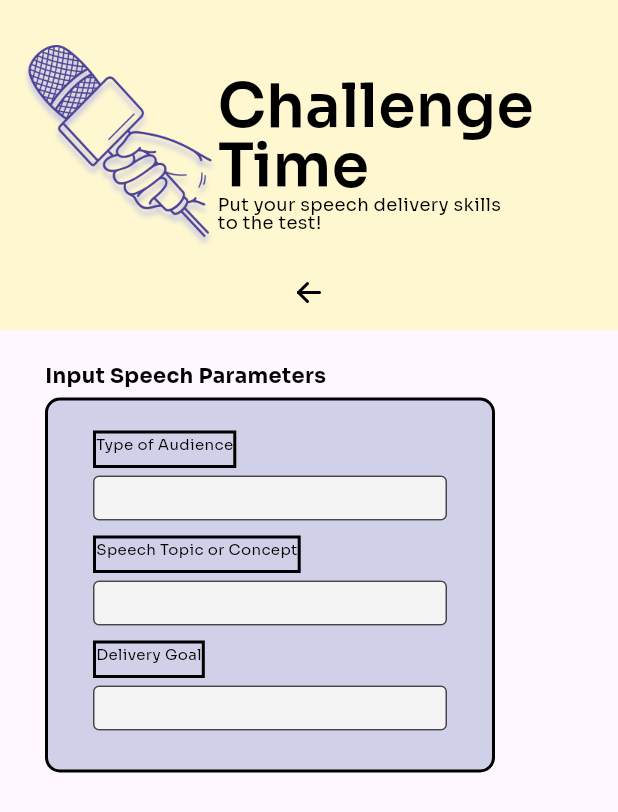
After one commit to srhmr/ConfidEase, a Flutter app: the Challenge screen opened directly, on a phone screen of 412 x 824 dp. The commit adds this screen. Shown: the top 812 px of the screen. Run offline on Flutter 3.47's test engine with Material 3 defaults, Android fonts, the light colour scheme and no system bars; our stand-ins replace cloud_firestore, firebase_auth, firebase_core, flutter_tabler_icons, google_fonts; accounts and stored records are empty.

Commit message:
added challenge page, assets, and color

```diff
--- /dev/null
+++ b/lib/pages/challenge.dart
@@ -0,0 +1,279 @@
+import 'package:flutter/material.dart';
+import 'package:confidease/styles/colors.dart';
+import 'package:google_fonts/google_fonts.dart';
+import 'package:flutter_tabler_icons/flutter_tabler_icons.dart';
+
+class Challenge extends StatefulWidget {
+  const Challenge({Key? key}) : super(key: key);
+
+  @override
+  _ChallengeState createState() => _ChallengeState();
+}
+
+class _ChallengeState extends State<Challenge> {
+  @override
+  Widget build(BuildContext context) {
+    //whole page
+    return Scaffold(
+      body: Column(
+        children: [
+          // Title Bar
+          Container(
+            padding: const EdgeInsets.only(top: 15, left: 15),
+
+            height: 170,
+            width: double.infinity,
+            color: tertiary,
+            child: Row(
+              mainAxisAlignment: MainAxisAlignment.start,
+              crossAxisAlignment: CrossAxisAlignment.start,
+              children: [
+                Container(
+                  width: 130,
+                  // height: 150,
+                  margin: const EdgeInsets.only(top: 15),
+                  child: Image(
+                    image: AssetImage('images/mic-hand.png'),
+                    // fit: BoxFit.contain,
+                  ),
+                ),
+                Container(
+                  margin: EdgeInsets.only(top: 20),
+                  child: Column(
+                    mainAxisAlignment: MainAxisAlignment.center,
+                    crossAxisAlignment: CrossAxisAlignment.start,
+                    children: [
+                      Text(
+                        "Challenge",
+                        style: GoogleFonts.sora(
+                          height: 1.0,
+                          fontSize: 40,
+                          fontWeight: FontWeight.w600,
+                          color: Colors.black,
+                          decoration: TextDecoration.none,
+                        ),
+                      ),
+                      Text(
+                        "Time",
+                        style: GoogleFonts.sora(
+                          height: 1.0,
+                          fontSize: 40,
+                          fontWeight: FontWeight.w600,
+                          color: Colors.black,
+                          decoration: TextDecoration.none,
+                        ),
+                      ),
+                      Text(
+                        "Put your speech delivery skills",
+                        style: GoogleFonts.sora(
+                          height: 1.0,
+                          fontSize: 12,
+                          fontWeight: FontWeight.w400,
+                          color: Colors.black,
+                          decoration: TextDecoration.none,
+                        ),
+                      ),
+                      Text(
+                        "to the test!",
+                        style: GoogleFonts.sora(
+                          height: 1.0,
+                          fontSize: 12,
+                          fontWeight: FontWeight.w400,
+                          color: Colors.black,
+                          decoration: TextDecoration.none,
+                        ),
+                      ),
+                    ],
+                  ),
+                ),
+              ],
+            ),
+          ),
+          Container(
+            decoration: BoxDecoration(
+              color: tertiary,
+              borderRadius: BorderRadius.only(
+                topLeft: Radius.circular(30),
+                topRight: Radius.circular(30),
+              ),
+            ),
+            height: 50,
+            width: double.infinity,
+            color: tertiary,
+            child: IconButton(
+              icon: Icon(TablerIcons.arrow_left, color: Colors.black),
+              onPressed: () {
+                Navigator.pop(context);
+              },
+            ),
+          ),
+
+          // Body
+          Column(
+            mainAxisAlignment: MainAxisAlignment.center,
+            crossAxisAlignment: CrossAxisAlignment.start,
+            children: [
+              //Title
+              SizedBox(height: 20, width: double.infinity),
+              Padding(
+                padding: const EdgeInsets.symmetric(horizontal: 30.0),
+                child: Text(
+                  "Input Speech Parameters",
+                  style: GoogleFonts.sora(
+                    fontSize: 14,
+                    color: Colors.black,
+                    fontWeight: FontWeight.bold,
+                    decoration: TextDecoration.none,
+                  ),
+                ),
+              ),
+
+              // Input Parameters Box
+              Container(
+                padding: const EdgeInsets.symmetric(
+                  vertical: 15,
+                  horizontal: 10,
+                ),
+                height: 250,
+                width: 300,
+                margin: const EdgeInsets.symmetric(horizontal: 30, vertical: 5),
+                decoration: BoxDecoration(
+                  color: lightviolet,
+                  borderRadius: BorderRadius.circular(10),
+                  border: Border.all(color: Colors.black, width: 2),
+                ),
+                // inside the box
+                child: Column(
+                  crossAxisAlignment: CrossAxisAlignment.start,
+                  mainAxisAlignment: MainAxisAlignment.start,
+                  children: [
+                    //Type of Audience
+                    Container(
+                      height: 25,
+                      decoration: BoxDecoration(
+                        border: Border.all(color: Colors.black, width: 2),
+                      ),
+                      margin: const EdgeInsets.only(
+                        left: 20,
+                        right: 20,
+                        top: 5,
+                      ),
+                      child: Text(
+                        "Type of Audience",
+                        style: GoogleFonts.sora(
+                          color: Colors.black,
+                          fontSize: 10,
+                          decoration: TextDecoration.none,
+                        ),
+                      ),
+                    ),
+                    //Text Field: //Type of Audience
+                    Container(
+                      margin: const EdgeInsets.symmetric(
+                        horizontal: 20,
+                        vertical: 5,
+                      ),
+                      child: SizedBox(
+                        width: 250,
+                        height: 30,
+                        child: TextField(
+                          decoration: InputDecoration(
+                            border: OutlineInputBorder(),
+                            filled: true,
+                            fillColor: quartenary,
+                            contentPadding: EdgeInsets.symmetric(
+                              horizontal: 10.0,
+                            ),
+                          ),
+                        ),
+                      ),
+                    ),
+                    //Speech Topic or Concept
+                    Container(
+                      height: 25,
+                      decoration: BoxDecoration(
+                        border: Border.all(color: Colors.black, width: 2),
+                      ),
+                      margin: const EdgeInsets.only(
+                        left: 20,
+                        right: 20,
+                        top: 5,
+                      ),
+                      child: Text(
+                        "Speech Topic or Concept",
+                        style: GoogleFonts.sora(
+                          color: Colors.black,
+                          fontSize: 10,
+                          decoration: TextDecoration.none,
+                        ),
+                      ),
+                    ),
+                    //Text Field: Speech Topic or Concept
+                    Container(
+                      margin: const EdgeInsets.only(
+                        left: 20,
+                        right: 20,
+                        top: 5,
+                      ),
+                      child: SizedBox(
+                        width: 250,
+                        height: 30,
+                        child: TextField(
+                          decoration: InputDecoration(
+                            border: OutlineInputBorder(),
+                            filled: true,
+                            fillColor: quartenary,
+                            contentPadding: EdgeInsets.symmetric(
+                              horizontal: 10.0,
+                            ),
+                          ),
+                        ),
+                      ),
+                    ),
+                    // Delivery Goal
+                    Container(
+                      height: 25,
+                      decoration: BoxDecoration(
+                        border: Border.all(color: Colors.black, width: 2),
+                      ),
+                      margin: EdgeInsets.only(left: 20, top: 10),
+                      child: Text(
+                        "Delivery Goal",
+                        style: GoogleFonts.sora(
+                          color: Colors.black,
+                          fontSize: 10,
+                          decoration: TextDecoration.none,
+                        ),
+                      ),
+                    ),
+                    //Text Field: Delivery Goal
+                    Container(
+                      margin: const EdgeInsets.symmetric(
+                        horizontal: 20,
+                        vertical: 5,
+                      ),
+                      child: SizedBox(
+                        width: 250,
+                        height: 30,
+                        child: TextField(
+                          decoration: InputDecoration(
+                            border: OutlineInputBorder(),
+                            filled: true,
+                            fillColor: quartenary,
+                            contentPadding: EdgeInsets.symmetric(
+                              horizontal: 10.0,
+                            ),
+                          ),
+                        ),
+                      ),
+                    ),
+                  ],
+                ),
+              ),
+            ],
+          ),
+        ],
+      ),
+    );
+  }
+}
--- a/lib/styles/colors.dart
+++ b/lib/styles/colors.dart
@@ -5,3 +5,4 @@ const Color secondary = Color(0xffF7C020);
 const Color tertiary = Color(0xffFFF7D0);
 const Color quartenary = Color(0xffF4f4f4);
 const Color details = Color(0xff4D4299);
+const Color lightviolet = Color(0xffD0D0E8);
--- a/pubspec.yaml
+++ b/pubspec.yaml
@@ -71,6 +71,7 @@ flutter:
     - images/chosen2.png
     - images/soundwave1.png
     - images/soundwave2.png
+    - images/mic-hand.png
 
   # An image asset can refer to one or more resolution-specific "variants", see
   # https://flutter.dev/to/resolution-aware-images
```
Also changed, not shown: images/mic-hand.png (added).
